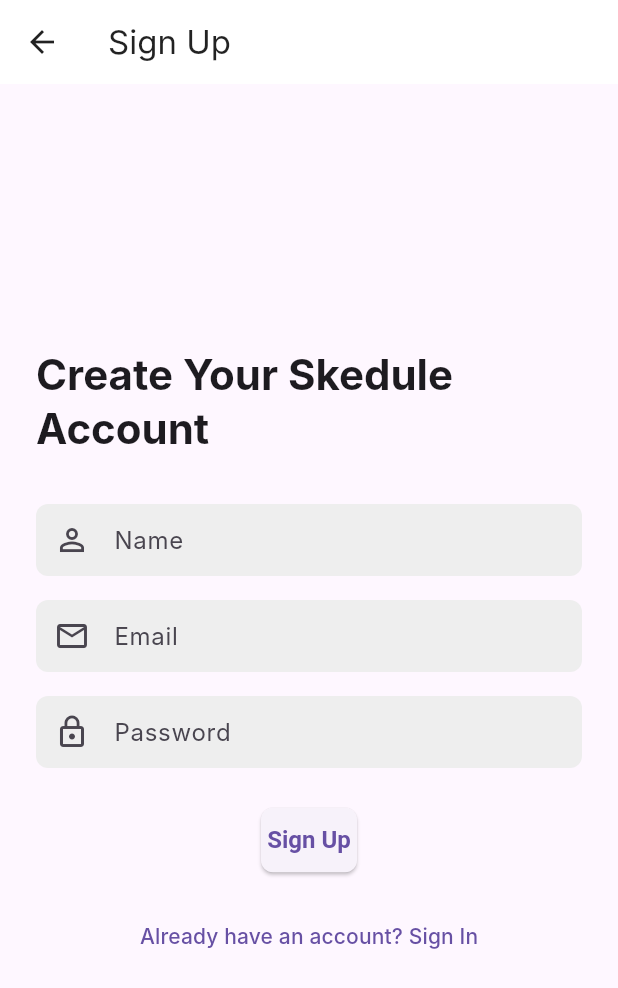
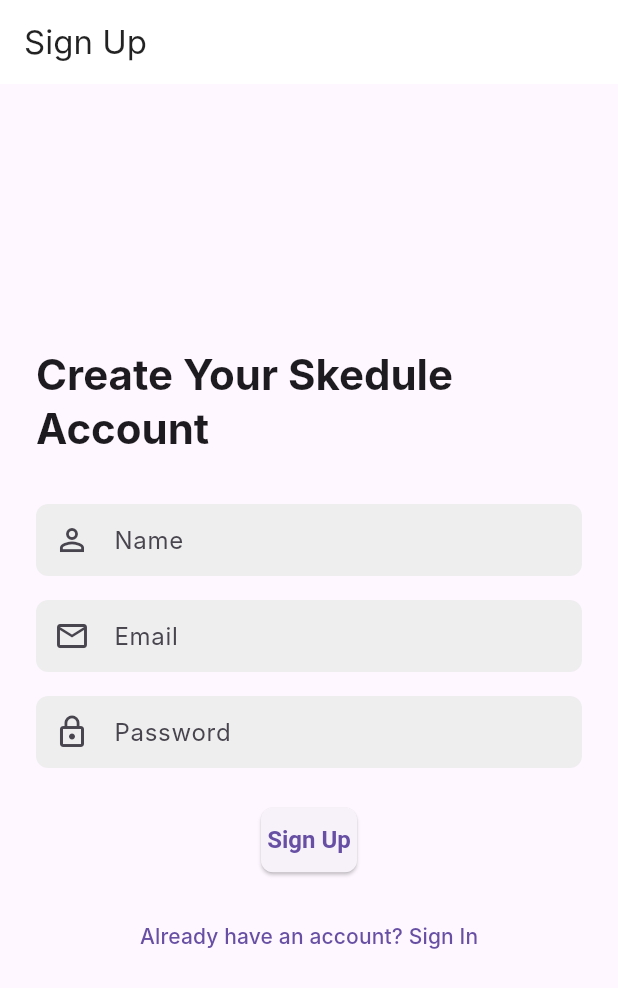
Before and after one commit to imanmysarah3108/skedule3, a Flutter app: the screen it shows after launch, after a tap on an icon or button, on a phone screen of 412 x 824 dp. Shown: the top 988 px of the screen. Run offline on Flutter 3.47's test engine with Material 3 defaults, Android fonts, the phone set to English and light mode, and no system bars; our stand-ins replace package_info_plus, supabase_flutter; accounts and stored records are empty; network calls fail; Roboto replaces fonts that are missing (Inter).

Commit message:
remove back arrow on login page

```diff
--- a/lib/login.dart
+++ b/lib/login.dart
@@ -46,7 +46,10 @@
   @override
   Widget build(BuildContext context) {
     return Scaffold(
-      appBar: AppBar(title: const Text('Login')),
+      appBar: AppBar(
+        title: const Text('Login'),
+        automaticallyImplyLeading: false,
+      ),
       body: Center(
         child: SingleChildScrollView(
           padding: const EdgeInsets.all(24.0),
--- a/lib/profile.dart
+++ b/lib/profile.dart
@@ -33,7 +33,10 @@
     try {
       final userId = supabase.auth.currentUser?.id;
       if (userId == null) {
-        showSnackBar(context, 'User not logged in.', isError: true);
+        // Delay showSnackBar call
+        WidgetsBinding.instance.addPostFrameCallback((_) {
+          showSnackBar(context, 'User not logged in.', isError: true);
+        });
         return;
       }
       final data = await supabase
@@ -44,7 +47,10 @@
       setState(() => _userProfile = UserProfile.fromJson(data));
     } catch (e) {
       if (mounted) {
-        showSnackBar(context, 'Failed to load profile: $e', isError: true);
+        // Delay showSnackBar call
+        WidgetsBinding.instance.addPostFrameCallback((_) {
+          showSnackBar(context, 'Failed to load profile: $e', isError: true);
+        });
       }
     } finally {
       if (mounted) {
--- a/lib/signup.dart
+++ b/lib/signup.dart
@@ -57,7 +57,10 @@
   @override
   Widget build(BuildContext context) {
     return Scaffold(
-      appBar: AppBar(title: const Text('Sign Up')),
+      appBar: AppBar(
+        title: const Text('Sign Up'),
+        automaticallyImplyLeading: false,
+      ),
       body: Center(
         child: SingleChildScrollView(
           padding: const EdgeInsets.all(24.0),
```
